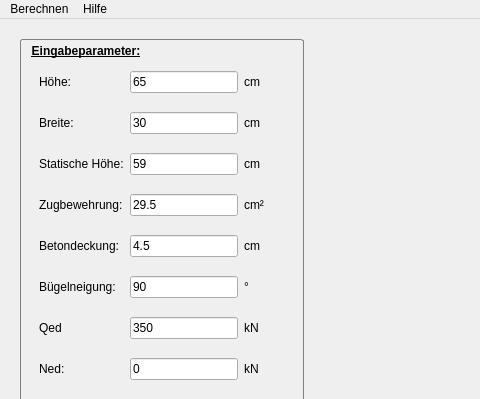
Before: the Qt Designer form res/schnitt.ui in MoritzRi/querkraft, drawn with Qt 5; both pictures show x 0 to 480 and y 0 to 399 of the 800 by 500 pixel window.
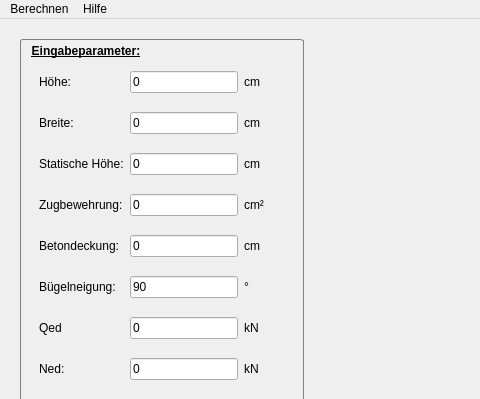
After: the same form once the commit is applied. Icons and pictures are not drawn.

Patch:
```diff
--- a/res/schnitt.ui
+++ b/res/schnitt.ui
@@ -393,7 +393,7 @@
             </sizepolicy>
            </property>
            <property name="text">
-            <string>350</string>
+            <string>0</string>
            </property>
           </widget>
          </item>
@@ -461,7 +461,7 @@
             </sizepolicy>
            </property>
            <property name="text">
-            <string>65</string>
+            <string>0</string>
            </property>
           </widget>
          </item>
@@ -490,7 +490,7 @@
             </sizepolicy>
            </property>
            <property name="text">
-            <string>30</string>
+            <string>0</string>
            </property>
           </widget>
          </item>
@@ -516,7 +516,7 @@
             </sizepolicy>
            </property>
            <property name="text">
-            <string>29.5</string>
+            <string>0</string>
            </property>
           </widget>
          </item>
@@ -543,7 +543,7 @@
             </sizepolicy>
            </property>
            <property name="text">
-            <string>59</string>
+            <string>0</string>
            </property>
           </widget>
          </item>
@@ -576,7 +576,7 @@
             </sizepolicy>
            </property>
            <property name="text">
-            <string>4.5</string>
+            <string>0</string>
            </property>
           </widget>
          </item>
```
